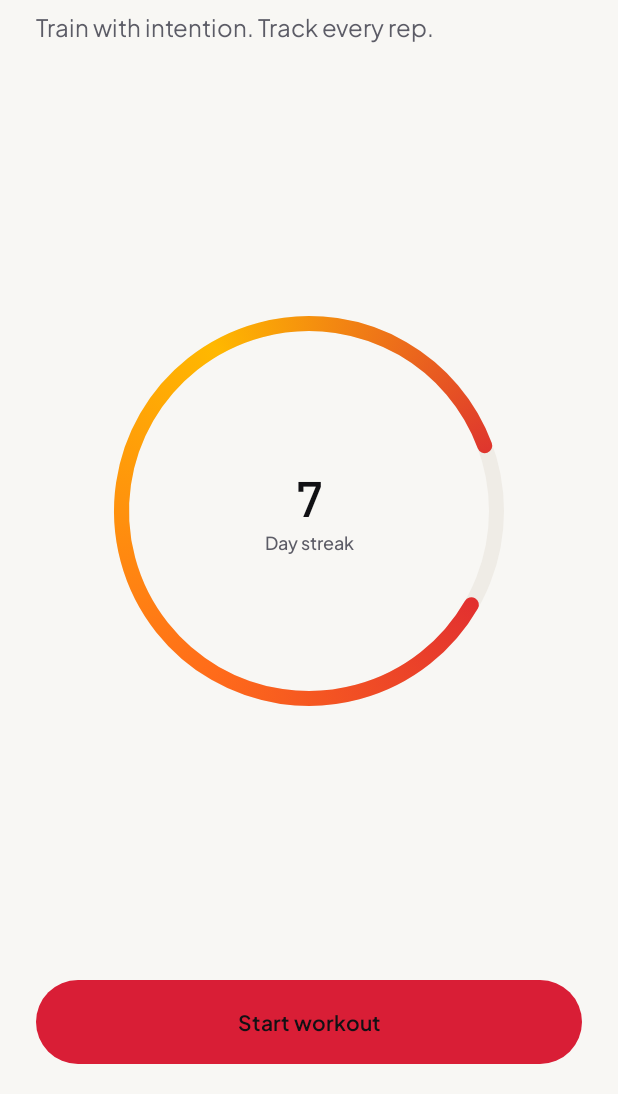
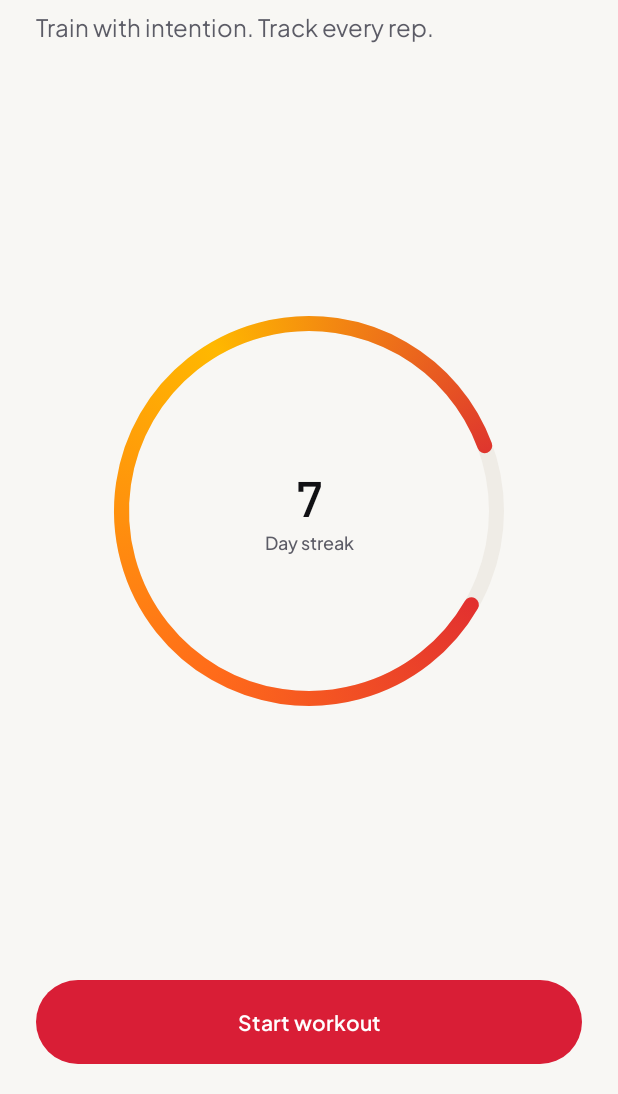
Before and after one commit to Hypertrophy-app/hypertrophy-android, an Android app built with Jetpack Compose: the composable HomeScreen shown on its own in the app's theme, on a phone screen of 412 x 824 dp, the part 142-1236 px from its top. Run offline under Robolectric (Android 15) with nearby library versions, the phone set to English and light mode, and no system bars; 2 statements that could not run were skipped.

Commit message:
Use readable label color on home start button

```diff
--- a/android/app/src/main/java/app/hypertrophy/home/HomeScreen.kt
+++ b/android/app/src/main/java/app/hypertrophy/home/HomeScreen.kt
@@ -94,7 +94,7 @@ fun HomeScreen(
                 .height(56.dp),
             colors = ButtonDefaults.buttonColors(
                 containerColor = colors.crimsonPrimary,
-                contentColor = colors.textPrimary,
+                contentColor = colors.onCrimson,
             ),
         ) {
             Text(
```
